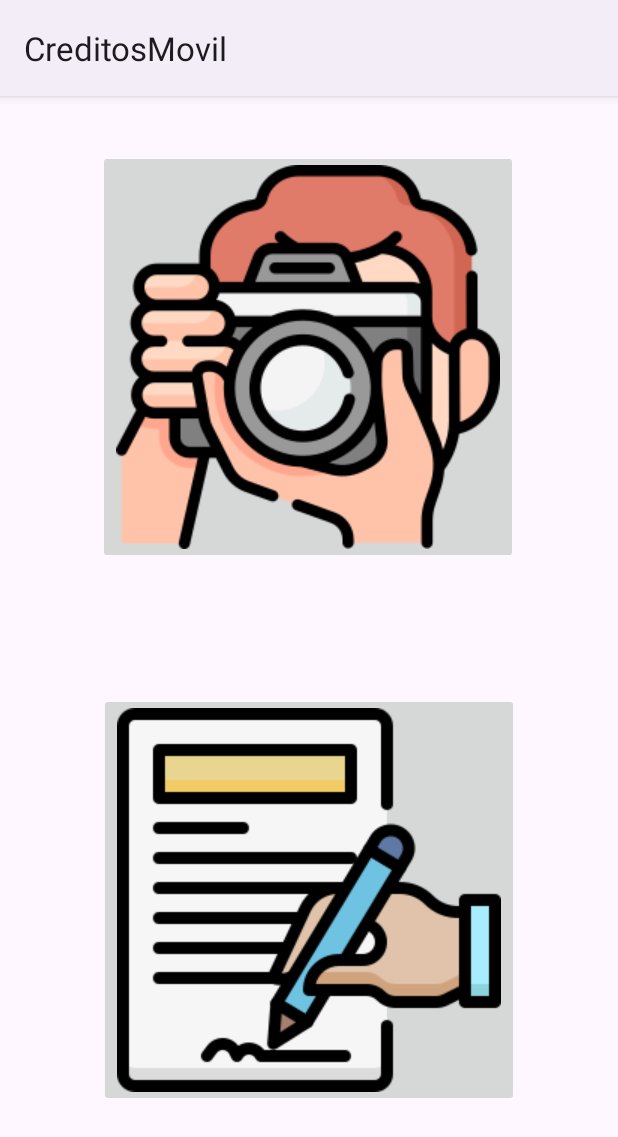
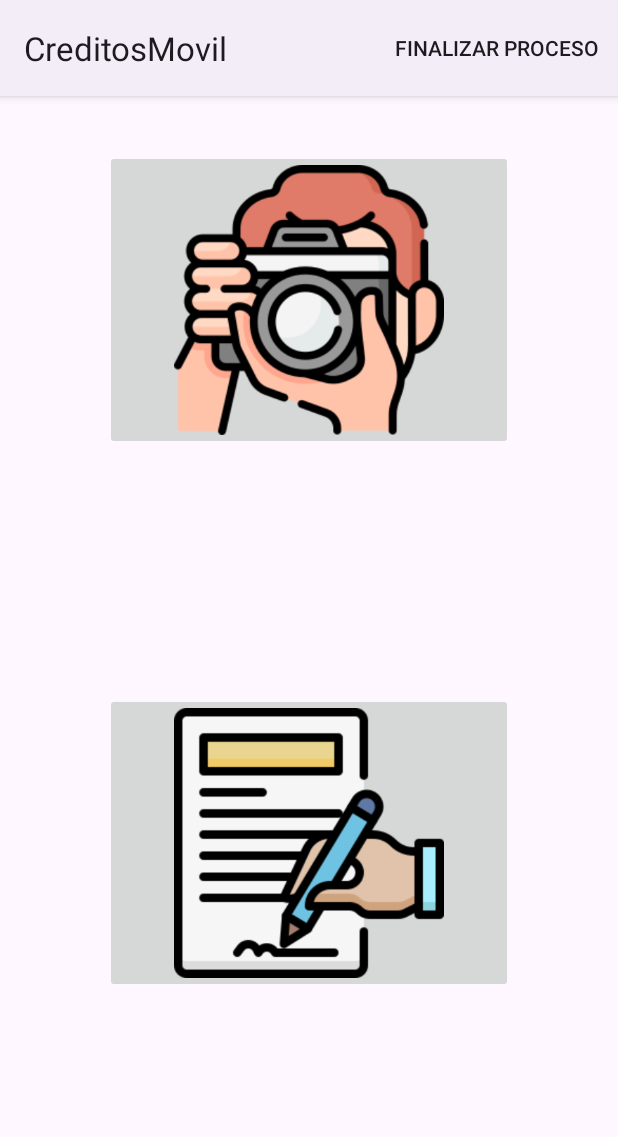
Before and after one commit to corderoangel/CreditosMovil, an Android app: the ProcessActivity screen opened directly, with no data from a screen before it, on a phone screen of 412 x 824 dp. Shown: the top 1137 px of the screen. Run offline under Robolectric (Android 15) with nearby library versions, the phone set to English and light mode, and no system bars; our stand-ins replace Room's generated code; 1 statement that could not run was skipped.

Commit message:
correciones y mejoras

```diff
--- a/app/src/main/java/com/fjd/creditosmovil/activities/home/view/HomeActivity.java
+++ b/app/src/main/java/com/fjd/creditosmovil/activities/home/view/HomeActivity.java
@@ -153,9 +153,11 @@ public class HomeActivity extends AppCompatActivity implements HomeContract.View
     @Override
     public void onResponse(ArrayList<ResponseData> response) {
         if (response.size() == 0) {
+            homeViewModel.setListData(new ArrayList<>());
             return;
         }
         if (response.get(0).getClientName() == null) {
+            homeViewModel.setListData(new ArrayList<>());
             return;
         }
         homeViewModel.setListData(response);
@@ -181,7 +183,8 @@ public class HomeActivity extends AppCompatActivity implements HomeContract.View
         if (response) {
             deleteSharedPreferences("LOGIN");
             deleteSharedPreferences("PHOTOS");
-            startActivity(new Intent(this, MainActivity.class).addFlags(Intent.FLAG_ACTIVITY_CLEAR_TOP | Intent.FLAG_ACTIVITY_NEW_TASK));
+            startActivity(new Intent(this, MainActivity.class)
+                    .addFlags(Intent.FLAG_ACTIVITY_CLEAR_TOP | Intent.FLAG_ACTIVITY_NEW_TASK));
             finish();
         }
     }
--- a/app/src/main/java/com/fjd/creditosmovil/activities/process/ProcessActivity.java
+++ b/app/src/main/java/com/fjd/creditosmovil/activities/process/ProcessActivity.java
@@ -1,26 +1,34 @@
 package com.fjd.creditosmovil.activities.process;
 
-import androidx.appcompat.app.AppCompatActivity;
-
+import android.annotation.SuppressLint;
 import android.content.Context;
 import android.content.Intent;
 import android.graphics.Bitmap;
 import android.graphics.BitmapFactory;
 import android.os.Bundle;
+import android.util.Base64;
+import android.util.Log;
+import android.view.Menu;
+import android.view.MenuItem;
+import android.view.View;
 
+import androidx.annotation.NonNull;
+import androidx.appcompat.app.AppCompatActivity;
+
+import com.fjd.creditosmovil.R;
 import com.fjd.creditosmovil.activities.home.models.ResponseData;
 import com.fjd.creditosmovil.activities.process.mvp.ProcessContract;
+import com.fjd.creditosmovil.activities.process.mvp.ProcessPresenter;
 import com.fjd.creditosmovil.activities.siganture.SignatureActivity;
 import com.fjd.creditosmovil.database.DAO;
 import com.fjd.creditosmovil.database.ManagerDataBase;
+import com.fjd.creditosmovil.database.entities.FotosEntity;
 import com.fjd.creditosmovil.databinding.ActivityProcessBinding;
-import com.fjd.creditosmovil.util.singletons.CaptureBitmapView;
 import com.fjd.creditosmovil.util.contracts.ShowMessages;
 import com.fjd.creditosmovil.util.photos.InfoPhoto;
 import com.fjd.creditosmovil.util.photos.SavePhoto;
 import com.fjd.creditosmovil.util.singletons.Permissions;
-
-import java.util.ArrayList;
+import com.fjd.creditosmovil.util.singletons.SnackbarUtil;
 
 public class ProcessActivity extends AppCompatActivity implements ProcessContract.View {
     SavePhoto savePhoto;
@@ -29,6 +37,7 @@ public class ProcessActivity extends AppCompatActivity implements ProcessContrac
     Intent intent;
     DAO dao;
     String ID_CREDIT, ID_BIOMETRIC;
+    ResponseData CLIENT_DATA;
 
     @Override
     protected void onCreate(Bundle savedInstanceState) {
@@ -40,16 +49,40 @@ public class ProcessActivity extends AppCompatActivity implements ProcessContrac
         infoPhoto = new InfoPhoto(this);
         savePhoto = new SavePhoto(this, showMessages());
         setValues();
+        resetDataClient();
         binding.capturePhotoButton.setOnClickListener(v -> {
+            Log.e("TAG", "onCreate: " + ID_CREDIT);
+            if (dao.getFotoFindById(ID_CREDIT, "FOTO") != null) {
+                showMessages().showWarning("Ya tienes una foto en proceso");
+                return;
+            }
             Permissions.setPerms(this);
             savePhoto.CapturarFoto();
         });
         binding.captureSignatureButton.setOnClickListener(v -> {
+            if (dao.getFotoFindId(ID_CREDIT, "FIRMA", "S") != null) {
+                showMessages().showWarning("Ya tienes una firma en proceso");
+                return;
+            }
             Intent intentSignature = new Intent(this, SignatureActivity.class);
             intentSignature.putExtra("credit", ID_CREDIT);
             intentSignature.putExtra("biometric", ID_BIOMETRIC);
             startActivity(intentSignature);
         });
+    }
+    @Override
+    public boolean onCreateOptionsMenu(Menu menu) {
+        getMenuInflater().inflate(R.menu.menu_process, menu);
+        return super.onCreateOptionsMenu(menu);
+    }
+
+    @SuppressLint("NonConstantResourceId")
+    @Override
+    public boolean onOptionsItemSelected(@NonNull MenuItem item) {
+        if (item.getItemId() == R.id.action_finish) {
+            verifySuccessBiometrics();
+        }
+        return super.onOptionsItemSelected(item);
     }
 
     void setValues() {
@@ -62,11 +95,15 @@ public class ProcessActivity extends AppCompatActivity implements ProcessContrac
             ID_BIOMETRIC = String.valueOf(objetClient.getTempBiometricsId());
             infoPhoto.setDataPhoto(InfoPhoto.ID_FOTO, String.valueOf(objetClient.getCreditId()));
             infoPhoto.setDataPhoto(InfoPhoto.PREFIJO, String.valueOf(objetClient.getTempBiometricsId()));
+            CLIENT_DATA = objetClient;
         } else {
             finish();
         }
     }
 
+    void resetDataClient() {
+        dao.deleteFotoFindID(ID_CREDIT);
+    }
 
     @Override
     protected void onActivityResult(int requestCode, int resultCode, Intent data) {
@@ -74,15 +111,9 @@ public class ProcessActivity extends AppCompatActivity implements ProcessContrac
         if (requestCode == SavePhoto.REQUEST_CODE && resultCode == RESULT_OK) {
             try {
                 savePhoto.GuardarFoto(() -> {
-                    dao.getFotosFindId(infoPhoto.getDataPhoto(InfoPhoto.ID_FOTO), "%%")
-                            .forEach(fotosEntity -> {
-                                Bitmap bitmap = BitmapFactory.decodeFile(fotosEntity.FOTO);
-                                if (bitmap == null) {
-                                    showMessages().showWarning("Error bitmap null");
-                                    return;
-                                }
-                                binding.capturePhotoButton.setImageBitmap(bitmap);
-                            });
+                    if (dao.getFotoFindId(infoPhoto.getDataPhoto(InfoPhoto.ID_FOTO), "FOTO", "N") != null) {
+                        new ProcessPresenter(this).sendBiometric("foto", ID_CREDIT, CLIENT_DATA);
+                    }
                 });
             } catch (Exception e) {
                 e.printStackTrace();
@@ -90,39 +121,78 @@ public class ProcessActivity extends AppCompatActivity implements ProcessContrac
         }
     }
 
+    void verifySignature() {
+        FotosEntity entity = dao.getFotoFindId(ID_CREDIT, "FIRMA", "N");
+        if (entity != null) {
+            new ProcessPresenter(this).sendBiometric("FIRMA", ID_CREDIT, CLIENT_DATA);
+        }
+    }
+
+    void verifySuccessBiometrics() {
+        if (dao.getSuccessPhoto(ID_CREDIT) > 0) {
+            finish();
+        }else {
+            showMessages().showWarning("Debes Agregar todos los datos");
+        }
+    }
+
+    @Override
+    protected void onResume() {
+        verifySignature();
+        super.onResume();
+    }
 
     @Override
     public ShowMessages showMessages() {
         return new ShowMessages() {
-            @Override
             public void showLoader(String str) {
-
+                SnackbarUtil.success(binding.getRoot(), str, ProcessActivity.this);
+                binding.progressBar.getRoot().setVisibility(View.VISIBLE);
             }
 
             @Override
             public void hideLoader() {
+                binding.progressBar.getRoot().setVisibility(View.GONE);
+            }
 
-            }
 
             @Override
             public void showErrors(String err) {
-
+                binding.progressBar.getRoot().setVisibility(View.GONE);
+                SnackbarUtil.danger(binding.getRoot(), err, ProcessActivity.this);
             }
 
             @Override
             public void showSuccess(String success) {
-
+                binding.progressBar.getRoot().setVisibility(View.GONE);
+                SnackbarUtil.success(binding.getRoot(), success, ProcessActivity.this);
             }
 
             @Override
             public void showWarning(String warn) {
-
+                binding.progressBar.getRoot().setVisibility(View.GONE);
+                SnackbarUtil.warring(binding.getRoot(), warn, ProcessActivity.this);
             }
         };
     }
 
     @Override
     public void onResponse(boolean response) {
+        if (response) {
+            dao.getFotosFindId(infoPhoto.getDataPhoto(InfoPhoto.ID_FOTO), "S").forEach(fotosEntity -> {
+                Bitmap bitmap = BitmapFactory.decodeFile(fotosEntity.FOTO);
+                if (bitmap == null) {
+                    return;
+                }
+                binding.capturePhotoButton.setImageBitmap(bitmap);
+            });
+            FotosEntity entity = dao.getFotoFindId(ID_CREDIT, "FIRMA", "%%");
+            if (entity == null) {
+                return;
+            }
+            byte[] bitmap = Base64.decode(entity.FOTO, Base64.DEFAULT);
+            binding.captureSignatureButton.setImageBitmap(BitmapFactory.decodeByteArray(bitmap, 0, bitmap.length));
+        }
 
     }
 
--- a/app/src/main/java/com/fjd/creditosmovil/activities/process/mvp/ProcessContract.java
+++ b/app/src/main/java/com/fjd/creditosmovil/activities/process/mvp/ProcessContract.java
@@ -15,7 +15,7 @@ public interface ProcessContract {
     }
 
     interface Presenter {
-        void sendBiometric(String type, String idBiometric);
+        void sendBiometric(String type, String idBiometric, ResponseData responseData);
     }
 
     interface CallbackParams {
--- a/app/src/main/java/com/fjd/creditosmovil/data/remote/EndPoints.java
+++ b/app/src/main/java/com/fjd/creditosmovil/data/remote/EndPoints.java
@@ -25,4 +25,7 @@ public interface EndPoints {
     @POST("service")
     Call<ArrayList<ResponseData>> service(@Body FieldsData fieldsData);
 
+    @POST("foto")
+    Call<ArrayList<ResponseData>> biometrics(@Body FieldsData fieldsData);
+
 }
--- a/app/src/main/java/com/fjd/creditosmovil/database/DAO.java
+++ b/app/src/main/java/com/fjd/creditosmovil/database/DAO.java
@@ -23,15 +23,25 @@ public interface DAO {
     @Query("SELECT * FROM FOTOS WHERE ID_FOTO like:id_foto AND ESTADO LIKE:state")
     List<FotosEntity> getFotosFindId(String id_foto, String state);
 
-    @Query("SELECT * FROM FOTOS WHERE ID_FOTO like:id_foto AND TYPE LIKE:type")
+    @Query("SELECT * FROM FOTOS WHERE ID_FOTO like:id_foto AND ESTADO LIKE:state AND TYPE LIKE:type")
+    FotosEntity getFotoFindId(String id_foto,String type ,String state);
+
+    @Query("SELECT * FROM FOTOS WHERE ID_FOTO like:id_foto AND TYPE LIKE:type AND ESTADO ='N' OR ESTADO ='S' ")
     FotosEntity getFotoFindById(String id_foto, String type);
 
+    @Query("SELECT count(*) FROM FOTOS WHERE ID_FOTO like:id_foto AND ESTADO ='S' ")
+    int getSuccessPhoto(String id_foto);
+
     /////////////////////////// DELETES /////////////////
-    @Query("DELETE FROM FOTOS WHERE ID=:id AND ID_FOTO=:id_foto")
-    int deleteFotoFindID(String id, String id_foto);
+    @Query("DELETE FROM FOTOS WHERE  ID_FOTO=:id_foto")
+    int deleteFotoFindID(String id_foto);
+
 
     @Query("UPDATE FOTOS SET ESTADO ='S' WHERE ID =:id")
     int updatePhotosState(String id);
 
+    @Query("UPDATE FOTOS SET ESTADO ='F' WHERE ID =:id")
+    int updatePhotosStateFailed(String id);
+
 
 }
--- a/app/src/main/java/com/fjd/creditosmovil/util/photos/SavePhoto.java
+++ b/app/src/main/java/com/fjd/creditosmovil/util/photos/SavePhoto.java
@@ -73,7 +73,7 @@ public class SavePhoto {
             if (res1 > 0) {
                 File file = obtenerFoto(ID_FOTO + "_" + N_MAX_PHOTO);
                 file.delete();
-                messages.showSuccess("Foto Guardada correctamente");
+              //  messages.showSuccess("Foto Guardada correctamente");
                 callbackPhoto.OnPostTakePhoto();
             }
         } catch (Exception e) {
--- a/app/src/main/res/layout/activity_process.xml
+++ b/app/src/main/res/layout/activity_process.xml
@@ -2,16 +2,21 @@
 <androidx.constraintlayout.widget.ConstraintLayout xmlns:android="http://schemas.android.com/apk/res/android"
     xmlns:tools="http://schemas.android.com/tools"
     android:layout_width="match_parent"
+    tools:menu="@menu/menu_process"
     android:layout_height="match_parent"
     xmlns:app="http://schemas.android.com/apk/res-auto"
     tools:context=".activities.process.ProcessActivity">
 
+    <include android:id="@+id/progress_bar"
+        layout="@layout/progress_bar"/>
     <ImageButton
         android:id="@+id/capturePhotoButton"
-        android:layout_width="wrap_content"
-        android:layout_height="wrap_content"
+        android:layout_width="match_parent"
+        android:layout_height="200dp"
+        android:layout_marginStart="70dp"
+        android:layout_marginEnd="70dp"
         android:layout_marginTop="36dp"
-        android:scaleType="center"
+        android:scaleType="fitCenter"
         app:layout_constraintEnd_toEndOf="parent"
         app:layout_constraintHorizontal_bias="0.496"
         app:layout_constraintStart_toStartOf="parent"
@@ -19,10 +24,12 @@
         app:srcCompat="@drawable/fotografo" />
 
     <ImageButton
-        android:scaleType="center"
+        android:scaleType="fitCenter"
         android:id="@+id/captureSignatureButton"
-        android:layout_width="wrap_content"
-        android:layout_height="wrap_content"
+        android:layout_width="match_parent"
+        android:layout_marginStart="70dp"
+        android:layout_marginEnd="70dp"
+        android:layout_height="200dp"
         app:layout_constraintBottom_toBottomOf="parent"
         app:layout_constraintEnd_toEndOf="parent"
         app:layout_constraintStart_toStartOf="parent"
--- /dev/null
+++ b/app/src/main/res/menu/menu_process.xml
@@ -0,0 +1,11 @@
+<?xml version="1.0" encoding="utf-8"?>
+<menu xmlns:android="http://schemas.android.com/apk/res/android"
+    xmlns:app="http://schemas.android.com/apk/res-auto">
+
+    <item
+        android:id="@+id/action_finish"
+        android:menuCategory="container"
+        android:title="@string/finish"
+        app:showAsAction="ifRoom" />
+
+</menu>
--- a/app/src/main/res/values/strings.xml
+++ b/app/src/main/res/values/strings.xml
@@ -10,4 +10,5 @@
     <string name="logout">Cerrar Sesión</string>
     <string name="clear_signature">Clear Signature</string>
     <string name="limpiar">Limpiar</string>
+    <string name="finish">Finalizar Proceso</string>
 </resources>
```
Also changed, not shown: app/src/main/java/com/fjd/creditosmovil/activities/home/models/FieldsData.java (+32 -6 lines), app/src/main/java/com/fjd/creditosmovil/activities/process/mvp/ProcessInteractor.java (+8 -11 lines), app/src/main/java/com/fjd/creditosmovil/activities/process/mvp/ProcessPresenter.java (+37 -15 lines), app/src/main/java/com/fjd/creditosmovil/util/singletons/Tools.java (+5 -8 lines).
